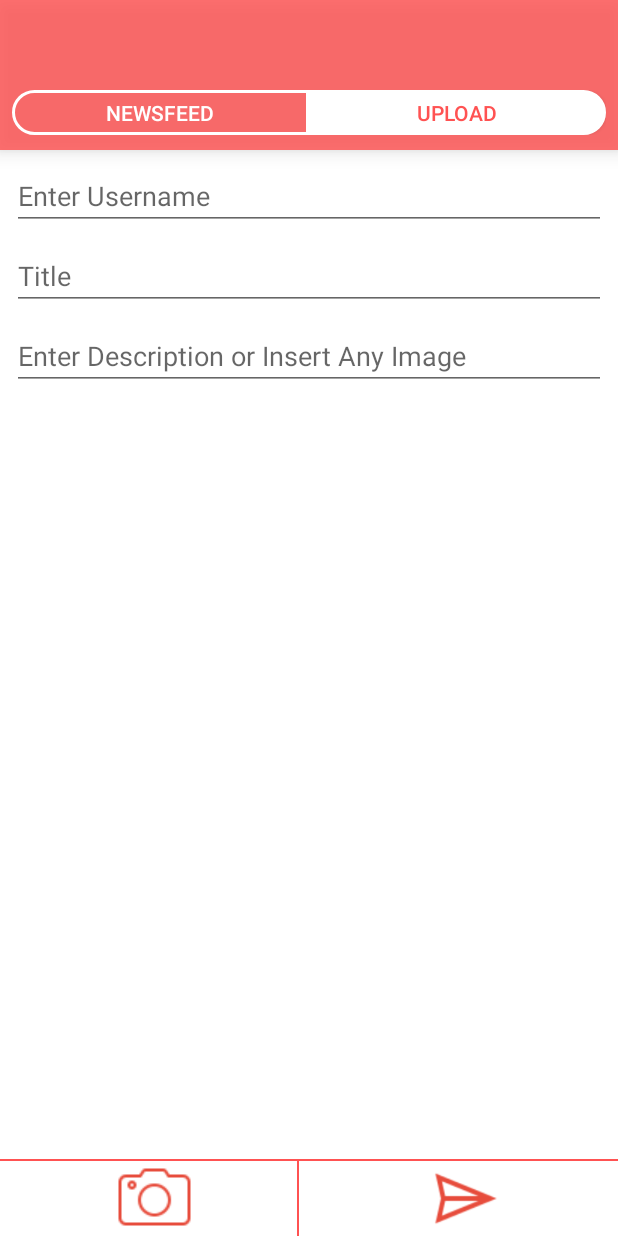
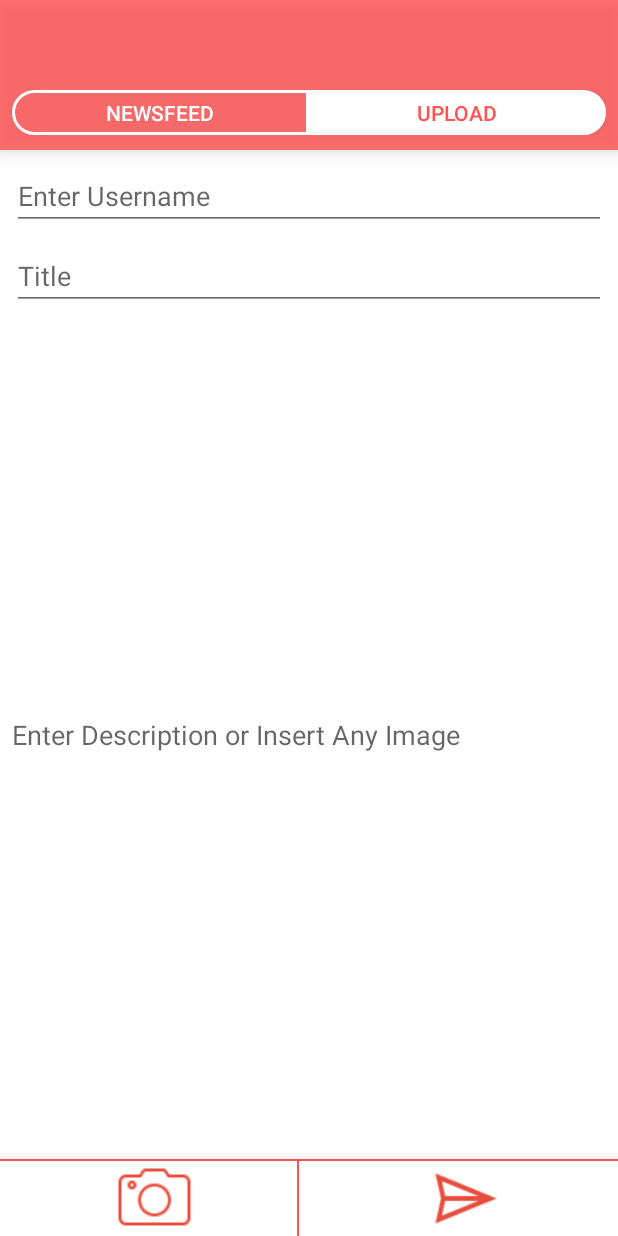
Before and after one commit to utkarshsingh99/Nimbus-1st-Year, an Android app: the screen it shows after launch (MainActivity), after a tap on "UPLOAD", on a phone screen of 412 x 824 dp. Run offline under Robolectric (Android 15) with nearby library versions, the phone set to English and light mode, and no system bars; 1 other tap on this screen came first.

```diff
--- a/@bhinav (News_Feed)/Toolbar/app/src/main/res/layout/upload.xml
+++ b/@bhinav (News_Feed)/Toolbar/app/src/main/res/layout/upload.xml
@@ -27,6 +27,8 @@ android:hint="Enter Description or Insert Any Image"
 android:layout_margin="8dp"
 android:id="@+id/description"
 android:layout_below="@id/title"
+    android:layout_above="@id/baseline"
+    android:background="@android:color/transparent"
 android:textColor="#FF5252"
     />
     <TextView
@@ -35,6 +37,8 @@ android:layout_height="1dp"
         android:layout_above="@id/send"
         android:background="#FF5252"
         android:id="@+id/baseline"
+        android:elevation="10dp"
+
         />
 <LinearLayout
 android:layout_width="match_parent"
@@ -42,7 +46,10 @@ android:layout_height="wrap_content"
 android:layout_alignParentBottom="true"
 android:orientation="horizontal"
     android:id="@+id/send"
+    android:background="#fff"
+    android:elevation="10dp"
     >
+
 <ImageView
     android:layout_width="wrap_content"
     android:layout_height="wrap_content"
```
Lines whose indentation alone changed are shown as unchanged.
